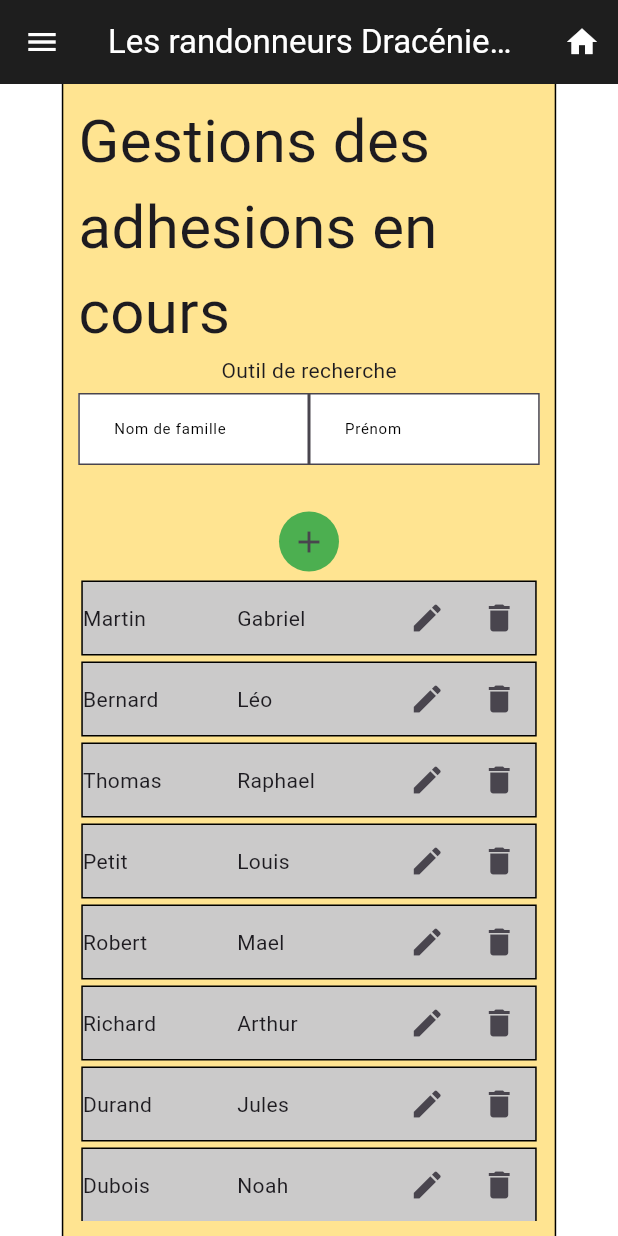
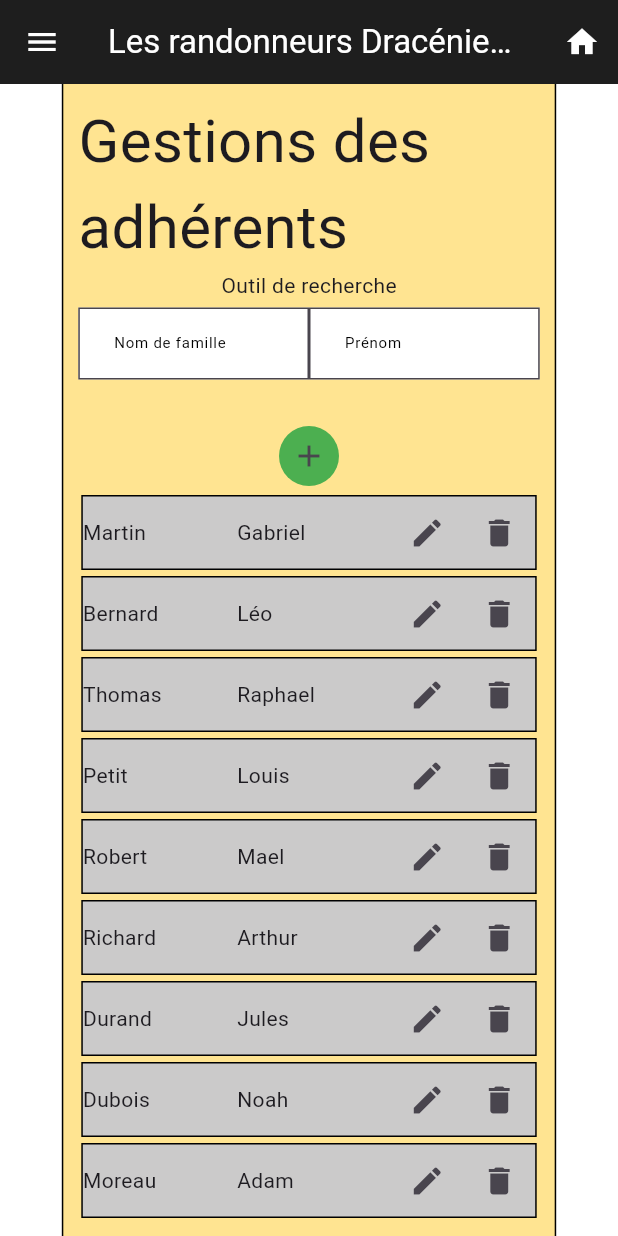
Before and after one commit to TheoBorreaniMode83/client_randonneurs, a Flutter app: the PageGestionsAdhesionsEnCours screen opened by its route, on a phone screen of 412 x 824 dp. Run offline on Flutter 3.47's test engine with Material 2 defaults, Android fonts, the phone set to English and light mode, and no system bars; drawn by our look-alikes of flutter_slider_drawer; our stand-ins replace diacritic, page_transition; missing offline and left inert: patterns_canvas; network calls fail.

Commit message:
mon commit

```diff
--- a/project/lib/assets/text_content.dart
+++ b/project/lib/assets/text_content.dart
@@ -1,6 +1,6 @@
 class TextContent{
   //Title page
-  static const titleGestionsDesAdhesions = "Gestions des adhesions en cours";
+  static const titleGestionsDesAdhesions = "Gestions des adhérents";
   static const titleStatistiques = "Etats statistique";
   static const titleRequeteMultiCriteres = "Requete multi critères";
   static const titleTransfertAdgesionsNonRenouvelees = "Transfert des Adhésions non renouvelées";
```
